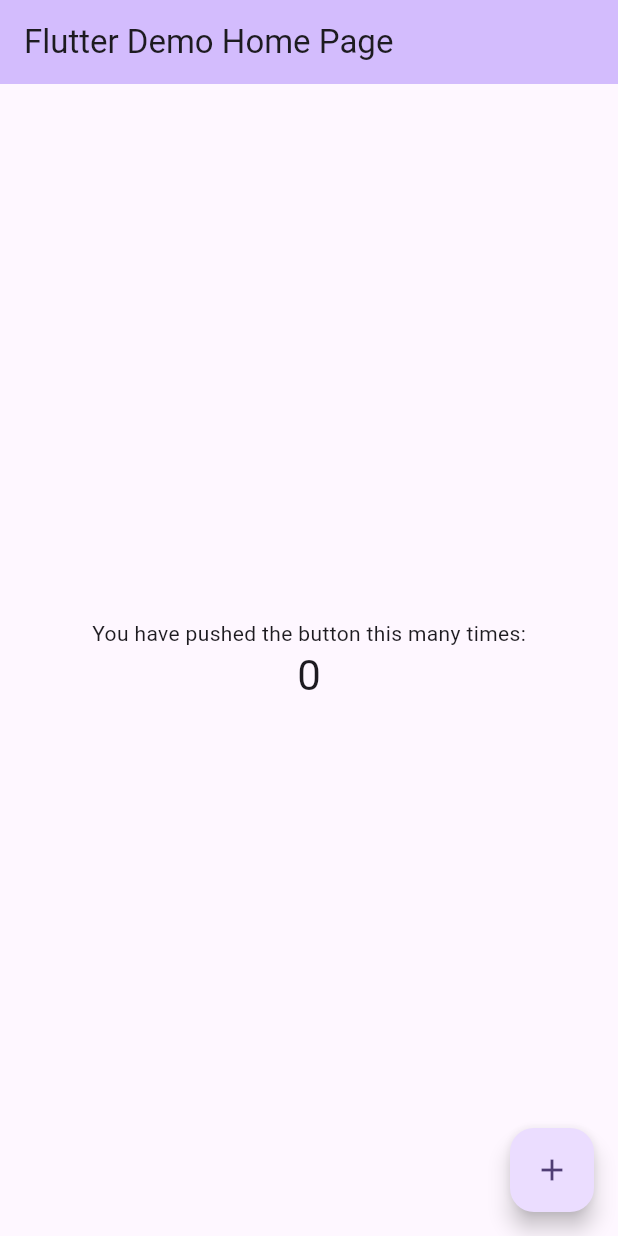
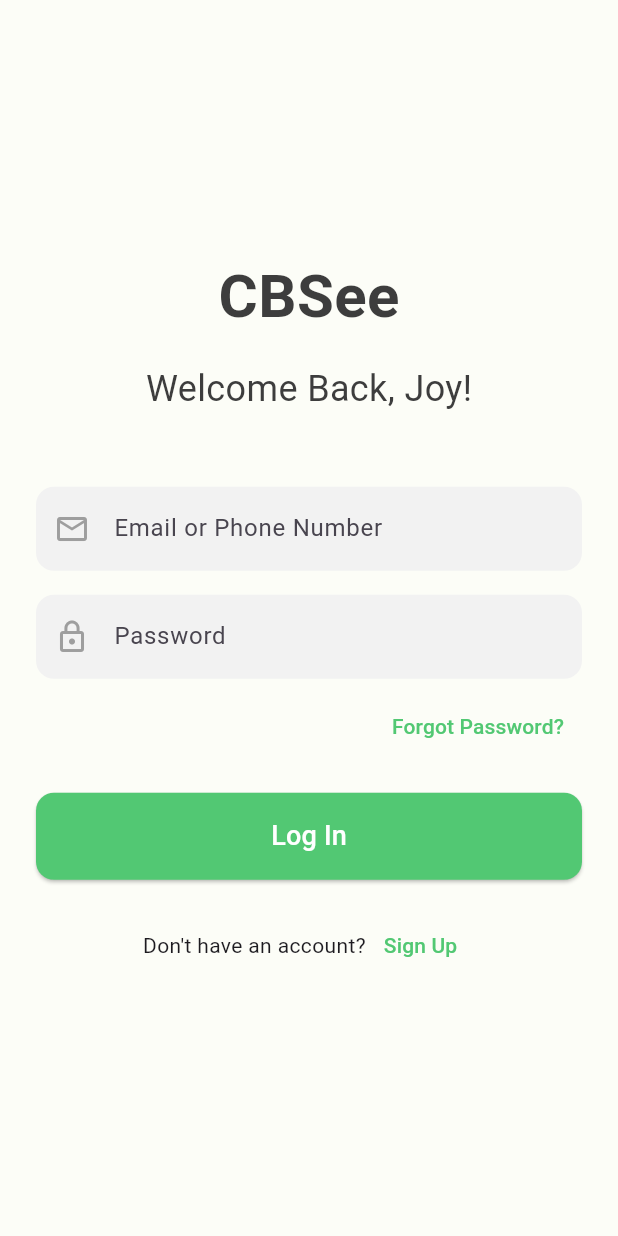
Before and after one commit to JoyAndati/CBSee-Project, a Flutter app: the screen it shows after launch, on a phone screen of 412 x 824 dp. Run offline on Flutter 3.47's test engine with Material 3 defaults, Android fonts, the phone set to English and light mode, and no system bars; our stand-ins replace firebase_auth, firebase_core; accounts and stored records are empty.

Commit message:
feat:adding the pages

```diff
--- a/cbsee_frontend/lib/main.dart
+++ b/cbsee_frontend/lib/main.dart
@@ -1,122 +1,44 @@
 import 'package:flutter/material.dart';
+import 'package:firebase_core/firebase_core.dart';
+// import 'firebase_options.dart'; // This file is generated by the FlutterFire CLI
+import 'screens/login_screen.dart';
+import 'screens/signup_screen.dart';
+import 'screens/verify_account_screen.dart';
+import 'screens/teacher_signup_screen.dart';
 
-void main() {
+void main() async {
+  WidgetsFlutterBinding.ensureInitialized();
+  try {
+    if (Firebase.apps.isEmpty) {
+      await Firebase.initializeApp(
+        // options: DefaultFirebaseOptions.currentPlatform,
+      );
+    }
+  } catch (e) {
+    debugPrint('Firebase initialization failed: $e');
+  }
   runApp(const MyApp());
 }
 
 class MyApp extends StatelessWidget {
   const MyApp({super.key});
 
-  // This widget is the root of your application.
   @override
   Widget build(BuildContext context) {
     return MaterialApp(
-      title: 'Flutter Demo',
+      title: 'CBSee App',
       theme: ThemeData(
-        // This is the theme of your application.
-        //
-        // TRY THIS: Try running your application with "flutter run". You'll see
-        // the application has a purple toolbar. Then, without quitting the app,
-        // try changing the seedColor in the colorScheme below to Colors.green
-        // and then invoke "hot reload" (save your changes or press the "hot
-        // reload" button in a Flutter-supported IDE, or press "r" if you used
-        // the command line to start the app).
-        //
-        // Notice that the counter didn't reset back to zero; the application
-        // state is not lost during the reload. To reset the state, use hot
-        // restart instead.
-        //
-        // This works for code too, not just values: Most code changes can be
-        // tested with just a hot reload.
-        colorScheme: ColorScheme.fromSeed(seedColor: Colors.deepPurple),
+        primarySwatch: Colors.green,
+        visualDensity: VisualDensity.adaptivePlatformDensity,
       ),
-      home: const MyHomePage(title: 'Flutter Demo Home Page'),
+      initialRoute: '/login', // Set the initial route
+      routes: {
+        '/login': (context) => const LoginScreen(),
+        '/signup': (context) => const SignupScreen(),
+        '/verify': (context) => const VerifyAccountScreen(),
+        '/teacher_signup': (context) => const TeacherSignupScreen(),
+        // Define other routes as needed
+      },
     );
   }
 }
-
-class MyHomePage extends StatefulWidget {
-  const MyHomePage({super.key, required this.title});
-
-  // This widget is the home page of your application. It is stateful, meaning
-  // that it has a State object (defined below) that contains fields that affect
-  // how it looks.
-
-  // This class is the configuration for the state. It holds the values (in this
-  // case the title) provided by the parent (in this case the App widget) and
-  // used by the build method of the State. Fields in a Widget subclass are
-  // always marked "final".
-
-  final String title;
-
-  @override
-  State<MyHomePage> createState() => _MyHomePageState();
-}
-
-class _MyHomePageState extends State<MyHomePage> {
-  int _counter = 0;
-
-  void _incrementCounter() {
-    setState(() {
-      // This call to setState tells the Flutter framework that something has
-      // changed in this State, which causes it to rerun the build method below
-      // so that the display can reflect the updated values. If we changed
-      // _counter without calling setState(), then the build method would not be
-      // called again, and so nothing would appear to happen.
-      _counter++;
-    });
-  }
-
-  @override
-  Widget build(BuildContext context) {
-    // This method is rerun every time setState is called, for instance as done
-    // by the _incrementCounter method above.
-    //
-    // The Flutter framework has been optimized to make rerunning build methods
-    // fast, so that you can just rebuild anything that needs updating rather
-    // than having to individually change instances of widgets.
-    return Scaffold(
-      appBar: AppBar(
-        // TRY THIS: Try changing the color here to a specific color (to
-        // Colors.amber, perhaps?) and trigger a hot reload to see the AppBar
-        // change color while the other colors stay the same.
-        backgroundColor: Theme.of(context).colorScheme.inversePrimary,
-        // Here we take the value from the MyHomePage object that was created by
-        // the App.build method, and use it to set our appbar title.
-        title: Text(widget.title),
-      ),
-      body: Center(
-        // Center is a layout widget. It takes a single child and positions it
-        // in the middle of the parent.
-        child: Column(
-          // Column is also a layout widget. It takes a list of children and
-          // arranges them vertically. By default, it sizes itself to fit its
-          // children horizontally, and tries to be as tall as its parent.
-          //
-          // Column has various properties to control how it sizes itself and
-          // how it positions its children. Here we use mainAxisAlignment to
-          // center the children vertically; the main axis here is the vertical
-          // axis because Columns are vertical (the cross axis would be
-          // horizontal).
-          //
-          // TRY THIS: Invoke "debug painting" (choose the "Toggle Debug Paint"
-          // action in the IDE, or press "p" in the console), to see the
-          // wireframe for each widget.
-          mainAxisAlignment: MainAxisAlignment.center,
-          children: <Widget>[
-            const Text('You have pushed the button this many times:'),
-            Text(
-              '$_counter',
-              style: Theme.of(context).textTheme.headlineMedium,
-            ),
-          ],
-        ),
-      ),
-      floatingActionButton: FloatingActionButton(
-        onPressed: _incrementCounter,
-        tooltip: 'Increment',
-        child: const Icon(Icons.add),
-      ), // This trailing comma makes auto-formatting nicer for build methods.
-    );
-  }
-}
--- /dev/null
+++ b/cbsee_frontend/lib/screens/login_screen.dart
@@ -0,0 +1,90 @@
+import 'package:flutter/material.dart';
+import '../services/auth_service.dart';
+import '../widgets/custom_button.dart';
+import '../widgets/custom_textfield.dart';
+import '../utils/colors.dart';
+
+class LoginScreen extends StatefulWidget {
+  const LoginScreen({super.key});
+
+  @override
+  State<LoginScreen> createState() => _LoginScreenState();
+}
+
+class _LoginScreenState extends State<LoginScreen> {
+  final TextEditingController _emailController = TextEditingController();
+  final TextEditingController _passwordController = TextEditingController();
+  final AuthService _authService = AuthService();
+
+  @override
+  Widget build(BuildContext context) {
+    return Scaffold(
+      backgroundColor: backgroundColor,
+      body: SafeArea(
+        child: Center(
+          child: SingleChildScrollView(
+            padding: const EdgeInsets.symmetric(horizontal: 24.0),
+            child: Column(
+              mainAxisAlignment: MainAxisAlignment.center,
+              crossAxisAlignment: CrossAxisAlignment.center,
+              children: [
+                const Text(
+                  'CBSee',
+                  style: TextStyle(fontSize: 40, fontWeight: FontWeight.bold, color: secondaryColor),
+                ),
+                const SizedBox(height: 16),
+                const Text(
+                  'Welcome Back, Joy!',
+                  style: TextStyle(fontSize: 24, color: secondaryColor),
+                ),
+                const SizedBox(height: 40),
+                CustomTextField(
+                  hintText: 'Email or Phone Number',
+                  icon: Icons.email_outlined,
+                  controller: _emailController,
+                ),
+                CustomTextField(
+                  hintText: 'Password',
+                  icon: Icons.lock_outline,
+                  isPassword: true,
+                  controller: _passwordController,
+                ),
+                Align(
+                  alignment: Alignment.centerRight,
+                  child: TextButton(
+                    onPressed: () {},
+                    child: const Text('Forgot Password?', style: TextStyle(color: primaryColor)),
+                  ),
+                ),
+                const SizedBox(height: 20),
+                CustomButton(
+                  text: 'Log In',
+                  onPressed: () async {
+                    // Implement login logic
+                    await _authService.signInWithEmailAndPassword(
+                      _emailController.text,
+                      _passwordController.text,
+                    );
+                  },
+                ),
+                const SizedBox(height: 20),
+                Row(
+                  mainAxisAlignment: MainAxisAlignment.center,
+                  children: [
+                    const Text("Don't have an account?"),
+                    TextButton(
+                      onPressed: () {
+                        Navigator.pushNamed(context, '/signup');
+                      },
+                      child: const Text('Sign Up', style: TextStyle(color: primaryColor)),
+                    ),
+                  ],
+                ),
+              ],
+            ),
+          ),
+        ),
+      ),
+    );
+  }
+}
--- /dev/null
+++ b/cbsee_frontend/lib/services/auth_service.dart
@@ -0,0 +1,43 @@
+import 'package:firebase_auth/firebase_auth.dart';
+import 'package:flutter/material.dart';
+
+class AuthService {
+  final FirebaseAuth _auth = FirebaseAuth.instance;
+
+  // Sign up with email and password
+  Future<User?> signUpWithEmailAndPassword(String email, String password, String fullName) async {
+    try {
+      UserCredential result = await _auth.createUserWithEmailAndPassword(email: email, password: password);
+      User? user = result.user;
+      if (user != null) {
+        await user.updateDisplayName(fullName);
+        await user.sendEmailVerification();
+      }
+      return user;
+    } catch (e) {
+      debugPrint(e.toString());
+      return null;
+    }
+  }
+
+  // Sign in with email and password
+  Future<User?> signInWithEmailAndPassword(String email, String password) async {
+    try {
+      UserCredential result = await _auth.signInWithEmailAndPassword(email: email, password: password);
+      return result.user;
+    } catch (e) {
+      debugPrint(e.toString());
+      return null;
+    }
+  }
+
+  // Sign out
+  Future<void> signOut() async {
+    await _auth.signOut();
+  }
+
+  // Get the current user
+  User? getCurrentUser() {
+    return _auth.currentUser;
+  }
+}
--- /dev/null
+++ b/cbsee_frontend/lib/utils/colors.dart
@@ -0,0 +1,6 @@
+import 'package:flutter/material.dart';
+
+const Color primaryColor = Color(0xFF52C873);
+const Color secondaryColor = Color(0xFF3D3D3D);
+const Color backgroundColor = Color(0xFFFCFDF7);
+const Color textFieldBackgroundColor = Color(0xFFF2F2F2);
--- /dev/null
+++ b/cbsee_frontend/lib/widgets/custom_button.dart
@@ -0,0 +1,36 @@
+import 'package:flutter/material.dart';
+import '../utils/colors.dart';
+
+class CustomButton extends StatelessWidget {
+  final String text;
+  final VoidCallback onPressed;
+  final Color color;
+
+  const CustomButton({
+    super.key,
+    required this.text,
+    required this.onPressed,
+    this.color = primaryColor,
+  });
+
+  @override
+  Widget build(BuildContext context) {
+    return SizedBox(
+      width: double.infinity,
+      child: ElevatedButton(
+        onPressed: onPressed,
+        style: ElevatedButton.styleFrom(
+          backgroundColor: color,
+          padding: const EdgeInsets.symmetric(vertical: 16.0),
+          shape: RoundedRectangleBorder(
+            borderRadius: BorderRadius.circular(12.0),
+          ),
+        ),
+        child: Text(
+          text,
+          style: const TextStyle(fontSize: 18, color: Colors.white),
+        ),
+      ),
+    );
+  }
+}
--- /dev/null
+++ b/cbsee_frontend/lib/widgets/custom_textfield.dart
@@ -0,0 +1,38 @@
+import 'package:flutter/material.dart';
+import '../utils/colors.dart';
+
+class CustomTextField extends StatelessWidget {
+  final String hintText;
+  final IconData icon;
+  final bool isPassword;
+  final TextEditingController controller;
+
+  const CustomTextField({
+    super.key,
+    required this.hintText,
+    required this.icon,
+    this.isPassword = false,
+    required this.controller,
+  });
+
+  @override
+  Widget build(BuildContext context) {
+    return Container(
+      margin: const EdgeInsets.symmetric(vertical: 8.0),
+      child: TextField(
+        controller: controller,
+        obscureText: isPassword,
+        decoration: InputDecoration(
+          prefixIcon: Icon(icon, color: Colors.grey),
+          hintText: hintText,
+          filled: true,
+          fillColor: textFieldBackgroundColor,
+          border: OutlineInputBorder(
+            borderRadius: BorderRadius.circular(12.0),
+            borderSide: BorderSide.none,
+          ),
+        ),
+      ),
+    );
+  }
+}
--- a/cbsee_frontend/pubspec.yaml
+++ b/cbsee_frontend/pubspec.yaml
@@ -30,6 +30,8 @@ environment:
 dependencies:
   flutter:
     sdk: flutter
+  firebase_core: ^3.1.1
+  firebase_auth: ^5.1.1
 
   # The following adds the Cupertino Icons font to your application.
   # Use with the CupertinoIcons class for iOS style icons.
```
Also changed, not shown: cbsee_frontend/lib/screens/signup_screen.dart (added, +131 -0 lines), cbsee_frontend/lib/screens/teacher_signup_screen.dart (added, +180 -0 lines), cbsee_frontend/lib/screens/verify_account_screen.dart (added, +79 -0 lines), cbsee_frontend/pubspec.lock, 3 other files.
